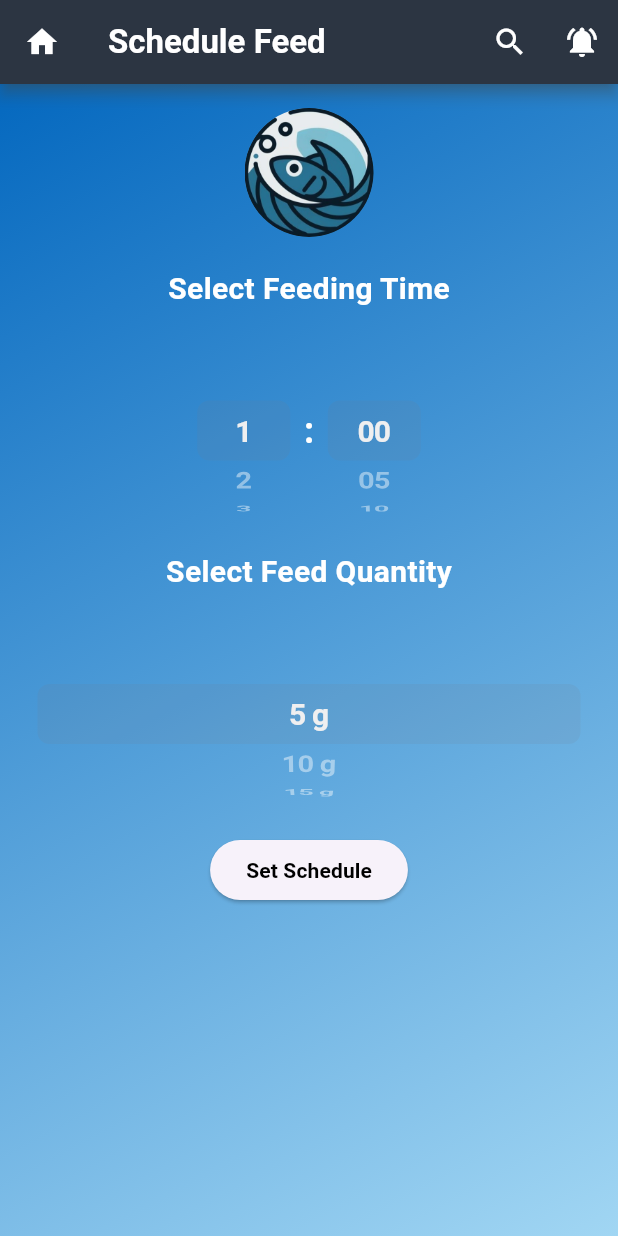
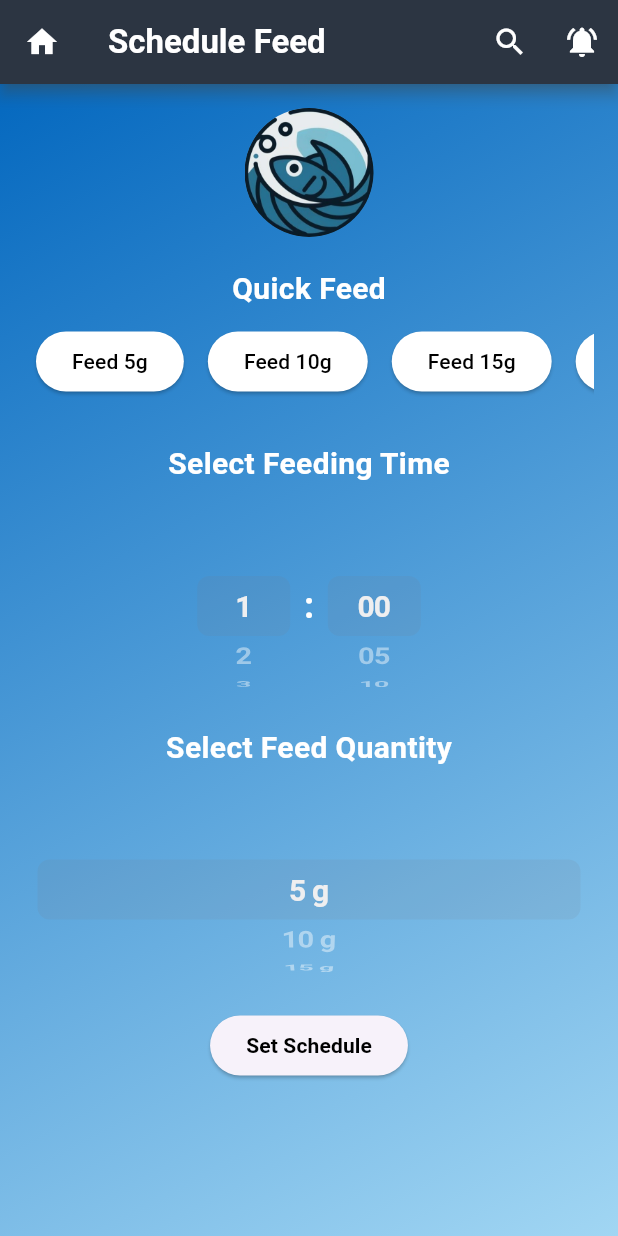
Before and after one commit to DinethShakya23/e20-3yp-Smart-Aquarium, a Flutter app: the Schedulefeed screen opened directly, on a phone screen of 412 x 824 dp. Run offline on Flutter 3.47's test engine with Material 3 defaults, Android fonts, the phone set to English and light mode, and no system bars; our stand-ins replace fl_chart, font_awesome_flutter, image_picker, shared_preferences, syncfusion_flutter_gauges; missing offline and left inert: media_kit, media_kit_video; accounts and stored records are empty.

Commit message:
Update schedulefeed.dart

```diff
--- a/code/Frontend/lib/screens/schedulefeed.dart
+++ b/code/Frontend/lib/screens/schedulefeed.dart
@@ -3,7 +3,6 @@ import 'package:flutter/material.dart';
 import '../Widgets/searchfield.dart';
 import '../Widgets/searchbutton.dart';
 import '../Widgets/notificationbutton.dart';
-// import '../Widgets/popupmenu.dart';
 import '../Widgets/notificationitem.dart';
 import 'dart:convert';
 import 'package:web_socket_channel/web_socket_channel.dart';
@@ -39,13 +38,8 @@ class _ScheduleFeedState extends State<Schedulefeed> {
     return Scaffold(
       appBar: AppBar(
         leading: IconButton(
-          icon: const Icon(
-            Icons.home,
-            color: Colors.white,
-          ),
-          onPressed: () {
-            Navigator.pop(context);
-          },
+          icon: const Icon(Icons.home, color: Colors.white),
+          onPressed: () => Navigator.pop(context),
         ),
         title: _isSearching
             ? SearchField(_searchController, _filterItems)
@@ -60,7 +54,6 @@ class _ScheduleFeedState extends State<Schedulefeed> {
         actions: [
           SearchButton(_isSearching, _toggleSearch),
           NotificationButton(_showNotifications),
-          // PopupMenu(context),
         ],
       ),
       body: Container(
@@ -133,6 +126,38 @@ class _ScheduleFeedState extends State<Schedulefeed> {
               ),
             ),
             const SizedBox(height: 20),
+
+            // Quick Feed Buttons
+            const Text(
+              "Quick Feed",
+              style: TextStyle(
+                  color: Colors.white,
+                  fontSize: 20,
+                  fontWeight: FontWeight.bold),
+            ),
+            const SizedBox(height: 10),
+            SingleChildScrollView(
+              scrollDirection: Axis.horizontal,
+              child: Row(
+                mainAxisAlignment: MainAxisAlignment.center,
+                children: List.generate(5, (index) {
+                  int gram = (index + 1) * 5;
+                  return Padding(
+                    padding: const EdgeInsets.symmetric(horizontal: 8),
+                    child: ElevatedButton(
+                      onPressed: () => _feedNow(gram),
+                      style: ElevatedButton.styleFrom(
+                        backgroundColor: Colors.white,
+                        foregroundColor: Colors.black,
+                      ),
+                      child: Text("Feed ${gram}g"),
+                    ),
+                  );
+                }),
+              ),
+            ),
+
+            const SizedBox(height: 30),
 
             // Time Selection
             const Text(
@@ -257,7 +282,6 @@ class _ScheduleFeedState extends State<Schedulefeed> {
 
             const SizedBox(height: 20),
 
-            // Display Scheduled Time & Quantity
             if (_scheduledTime != null && _scheduledQuantity != null)
               Container(
                 padding: const EdgeInsets.all(12),
@@ -343,10 +367,8 @@ class _ScheduleFeedState extends State<Schedulefeed> {
       _scheduledQuantity = "$_selectedQuantity g";
     });
 
-    // WebSocket server URI
     final String wsUrl = "ws://10.0.2.2:8081";
 
-    // Prepare the JSON payload
     Map<String, dynamic> data = {
       "time": _scheduledTime,
       "quantity": _selectedQuantity,
@@ -354,25 +376,39 @@ class _ScheduleFeedState extends State<Schedulefeed> {
 
     try {
       final channel = WebSocketChannel.connect(Uri.parse(wsUrl));
-
-      // Send the schedule data as JSON
       channel.sink.add(jsonEncode(data));
       print("✅ Schedule sent successfully via WebSocket");
 
-      // Optionally listen for responses
       channel.stream.listen(
-        (message) {
-          print("🔄 Server response: $message");
-        },
-        onError: (error) {
-          print("❌ WebSocket error: $error");
-        },
-        onDone: () {
-          print("✅ WebSocket connection closed.");
-        },
+        (message) => print("🔄 Server response: $message"),
+        onError: (error) => print("❌ WebSocket error: $error"),
+        onDone: () => print("✅ WebSocket connection closed."),
       );
     } catch (e) {
       print("❌ Error connecting to WebSocket: $e");
     }
   }
+
+  void _feedNow(int grams) async {
+    final String wsUrl = "ws://10.0.2.2:8081";
+
+    Map<String, dynamic> data = {
+      "feed_now": true,
+      "quantity": grams,
+    };
+
+    try {
+      final channel = WebSocketChannel.connect(Uri.parse(wsUrl));
+      channel.sink.add(jsonEncode(data));
+      print("✅ Instant feed sent: $grams g");
+
+      channel.stream.listen(
+        (message) => print("🔄 Server response: $message"),
+        onError: (error) => print("❌ WebSocket error: $error"),
+        onDone: () => print("✅ WebSocket connection closed."),
+      );
+    } catch (e) {
+      print("❌ Error during feed_now: $e");
+    }
+  }
 }
```
